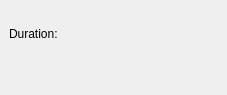
Qt form kstars/tools/argstartexposureindi.ui (KDE/kstars) before a commit.
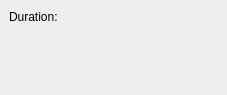
The same form after that commit. Custom widgets are drawn as their Qt base class.

The edit to the form file:
```diff
--- a/kstars/tools/argstartexposureindi.ui
+++ b/kstars/tools/argstartexposureindi.ui
@@ -47,8 +47,8 @@
        </property>
        <property name="sizeHint" >
         <size>
-         <width>33</width>
-         <height>50</height>
+         <width>129</width>
+         <height>16</height>
         </size>
        </property>
       </spacer>
```
